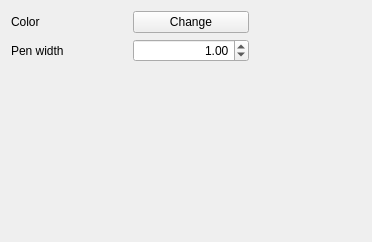
Above: src/ui/symbollayer/widget_linedecoration.ui from kadas-albireo/kadas-albireo before the change. Below: the same form after it.
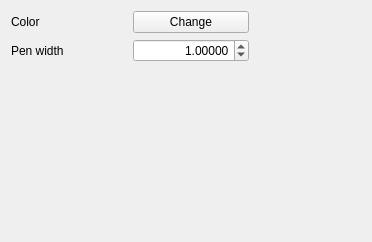
That is the form after the change. Custom widgets are drawn as their Qt base class.

The edit to the form file:
```diff
--- a/src/ui/symbollayer/widget_linedecoration.ui
+++ b/src/ui/symbollayer/widget_linedecoration.ui
@@ -64,6 +64,9 @@
        <property name="alignment">
         <set>Qt::AlignRight|Qt::AlignTrailing|Qt::AlignVCenter</set>
        </property>
+       <property name="decimals">
+        <number>5</number>
+       </property>
        <property name="maximum">
         <double>100000.000000000000000</double>
        </property>
```
